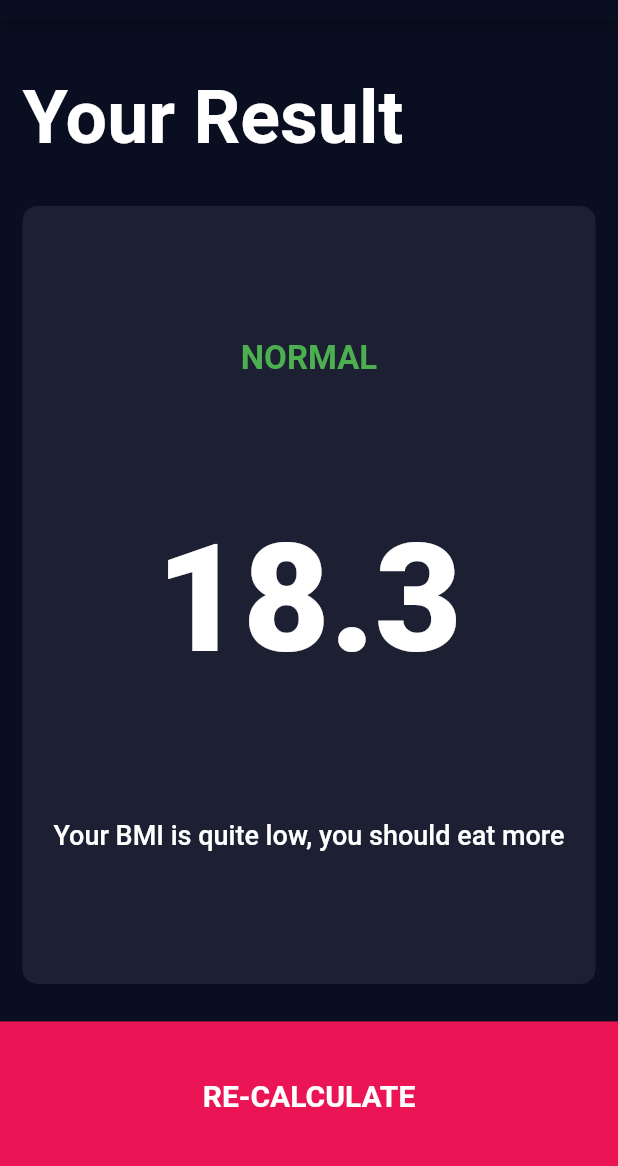
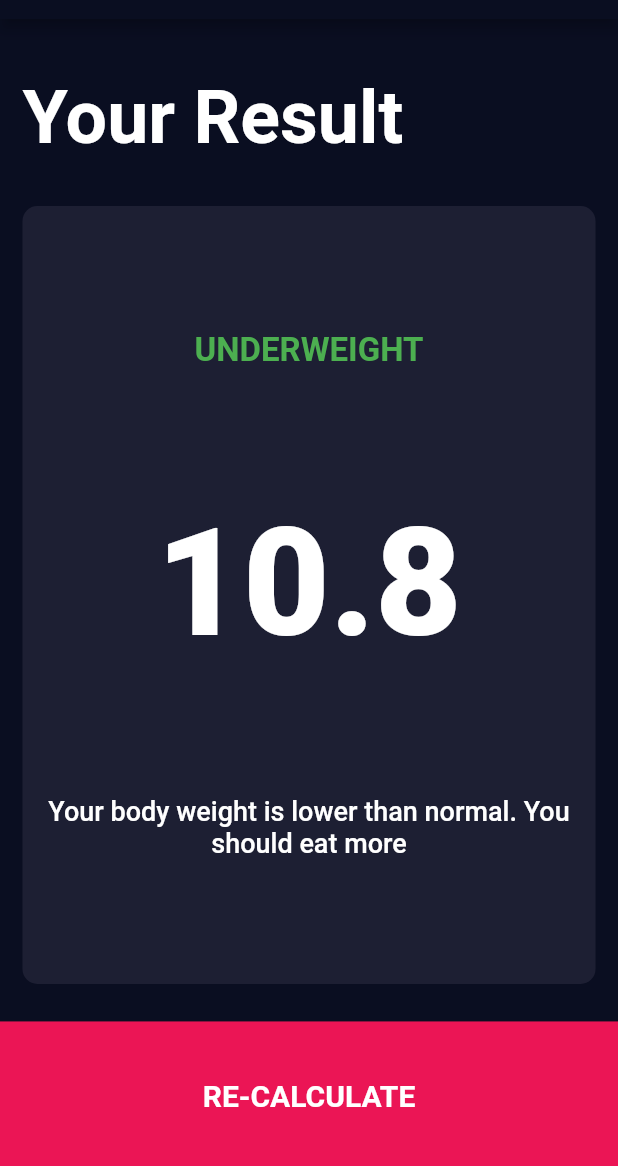
Before and after one commit to MuursaleenBats/bmi_calculator, a Flutter app: the screen it shows after launch, after a tap on "CALCULATE", on a phone screen of 412 x 824 dp, the part 65-1231 px from its top. Run offline on Flutter 3.47's test engine with Material 2 defaults, Android fonts, the phone set to English and light mode, and no system bars.

Commit message:
BMI calculation functionality added

```diff
--- /dev/null
+++ b/lib/calculator_brain.dart
@@ -0,0 +1,34 @@
+import 'dart:math';
+
+class CalculatorBrain {
+  CalculatorBrain({required this.height, required this.weight});
+  final int height;
+  final int weight;
+
+  double _bmi = 0.0;
+
+  String calculateBMI() {
+    _bmi = weight / pow((height / 100), 2);
+    return _bmi.toStringAsFixed(1);
+  }
+
+  String getResult() {
+    if (_bmi >= 25) {
+      return 'OVERWEIGHT';
+    } else if (_bmi > 18.5) {
+      return 'NORMAL';
+    } else {
+      return 'UNDERWEIGHT';
+    }
+  }
+
+  String getInterpretation() {
+    if (_bmi >= 25) {
+      return 'Your body weight is higher than normal. Try to exercise more';
+    } else if (_bmi > 18.5) {
+      return 'Your body weight is normal. Good Job!';
+    } else {
+      return 'Your body weight is lower than normal. You should eat more';
+    }
+  }
+}
--- a/lib/screens/input_page.dart
+++ b/lib/screens/input_page.dart
@@ -4,8 +4,8 @@ import '../components/icon_content.dart';
 import '../components/reusable_card.dart';
 import '../constants.dart';
 import '../components/bottom_button.dart';
-import 'result_page.dart';
 import '../components/round_icon_button.dart';
+import 'package:bmi_calculator/calculator_brain.dart';
 
 enum GenderType { none, male, female }
 
@@ -219,11 +219,17 @@ class _InputPageState extends State<InputPage> {
           BottomButton(
             title: 'CALCULATE',
             onTap: () {
+              CalculatorBrain calc =
+                  CalculatorBrain(height: height, weight: weight);
               Navigator.push(
                 context,
                 MaterialPageRoute(
                   builder: (context) {
-                    return ResultPage();
+                    return ResultPage(
+                      bmi: calc.calculateBMI(),
+                      res: calc.getResult(),
+                      interpretation: calc.getInterpretation(),
+                    );
                   },
                 ),
               );
--- a/lib/screens/result_page.dart
+++ b/lib/screens/result_page.dart
@@ -4,12 +4,12 @@ import 'package:bmi_calculator/components/reusable_card.dart';
 import 'package:flutter/material.dart';
 import '../components/bottom_button.dart';
 
-String result = "NORMAL";
-int bmiValue = 15;
-String description = "Something to describe goes here and you never know";
-
 class ResultPage extends StatelessWidget {
-  const ResultPage({Key? key}) : super(key: key);
+  ResultPage(
+      {required this.bmi, required this.res, required this.interpretation});
+  final String bmi;
+  final String res;
+  final String interpretation;
   @override
   Widget build(BuildContext context) {
     return Scaffold(
@@ -39,16 +39,16 @@ class ResultPage extends StatelessWidget {
                 mainAxisAlignment: MainAxisAlignment.spaceEvenly,
                 children: [
                   Text(
-                    result,
+                    res,
                     style: kResultTextStyle,
                   ),
                   Text(
-                    '18.3',
+                    bmi,
                     style:
                         TextStyle(fontSize: 100.0, fontWeight: FontWeight.w900),
                   ),
                   Text(
-                    'Your BMI is quite low, you should eat more',
+                    interpretation,
                     textAlign: TextAlign.center,
                     style:
                         TextStyle(fontSize: 18.0, fontWeight: FontWeight.w500),
```
